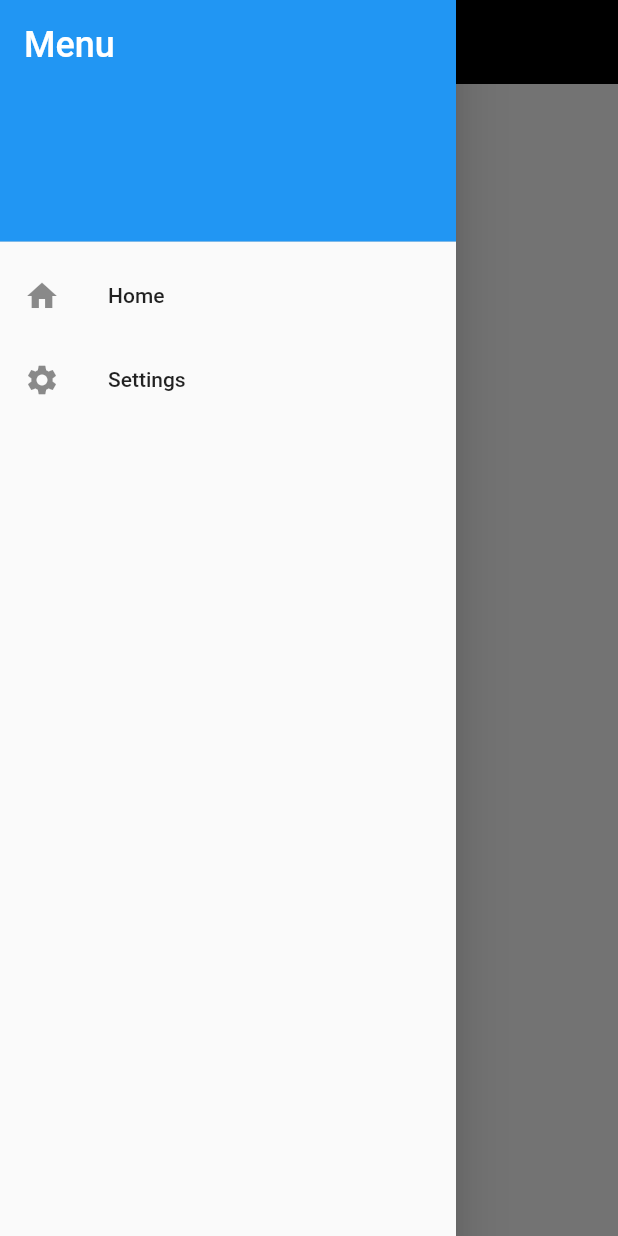
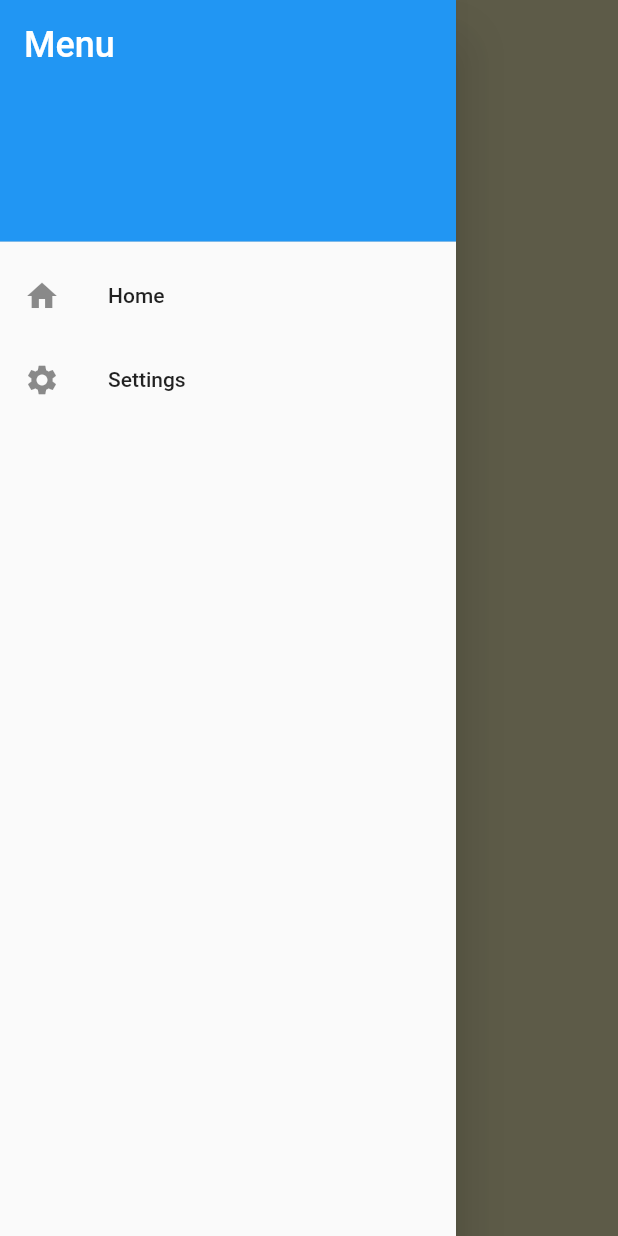
Before and after one commit to Avishkasj/storybook, a Flutter app: the dashboard screen opened directly, with the side drawer open, on a phone screen of 412 x 824 dp. Run offline on Flutter 3.47's test engine with Material 2 defaults, Android fonts, the phone set to English and light mode, and no system bars.

Commit message:
Update dashboard.dart

```diff
--- a/lib/dashboard.dart
+++ b/lib/dashboard.dart
@@ -10,8 +10,9 @@ class _dashboardState extends State<dashboard> {
   @override
   Widget build(BuildContext context) {
     return Scaffold(
+      backgroundColor: Color.fromARGB(97, 119, 107, 1),
       appBar: AppBar(
-        backgroundColor: Colors.black,
+        backgroundColor: Colors.transparent,
         elevation: 0.0,
         title: Text('Transparent App Bar'),
       ),
```
